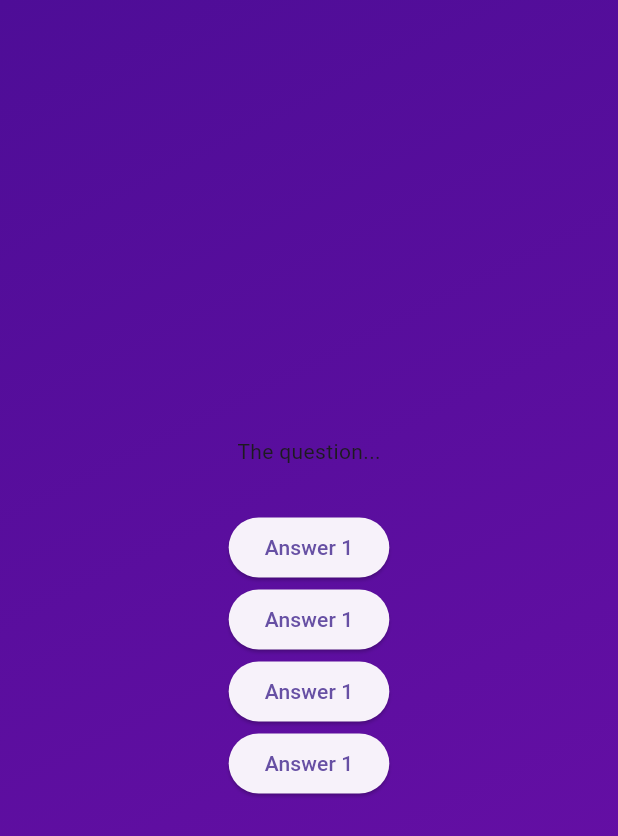
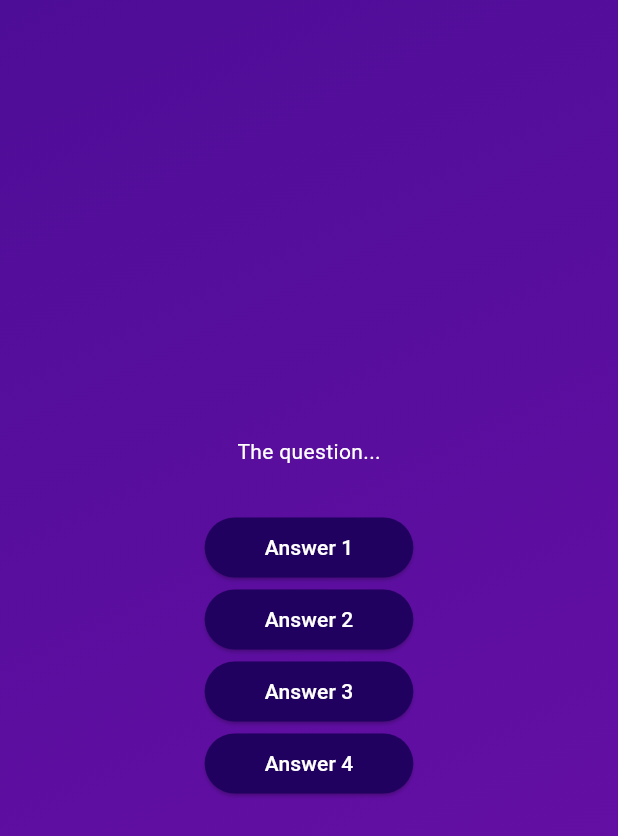
Before and after one commit to mohdshahzil/quiz_app, a Flutter app: the screen it shows after launch, after a tap on "Start Quiz", on a phone screen of 412 x 824 dp. Shown: the top 836 px of the screen. Run offline on Flutter 3.47's test engine with Material 3 defaults, Android fonts, the phone set to English and light mode, and no system bars.

Commit message:
reusable custom styled button

```diff
--- /dev/null
+++ b/lib/answer_button.dart
@@ -0,0 +1,25 @@
+import 'package:flutter/material.dart';
+
+class AnswerButton extends StatelessWidget {
+  const AnswerButton({
+    super.key,
+    required this.answerText,
+    required this.onTap,
+  });
+  final String answerText;
+  final void Function() onTap;
+  @override
+  Widget build(BuildContext context) {
+    return ElevatedButton(
+      onPressed: onTap,
+      style: ElevatedButton.styleFrom(
+        padding: const EdgeInsets.symmetric(horizontal: 40, vertical: 10),
+          backgroundColor: const Color.fromARGB(255, 33, 1, 95),
+          foregroundColor: Colors.white,
+          shape: RoundedRectangleBorder(
+            borderRadius: BorderRadius.circular(40),
+          )),
+      child: Text(answerText),
+    );
+  }
+}
--- a/lib/questions_screen.dart
+++ b/lib/questions_screen.dart
@@ -1,4 +1,5 @@
 import 'package:flutter/material.dart';
+import 'package:quiz_app/answer_button.dart';
 
 class QuestionsScreen extends StatefulWidget {
   const QuestionsScreen({super.key});
@@ -16,23 +17,26 @@ class _QuestionsScreenState extends State<QuestionsScreen> {
       child: Column(
         mainAxisAlignment: MainAxisAlignment.center,
         children: [
-          const Text('The question...'),
+          const Text(
+            'The question...',
+            style: TextStyle(color: Colors.white),
+          ),
           const SizedBox(height: 30),
-          ElevatedButton(
-            onPressed: () {},
-            child: Text('Answer 1'),
+          AnswerButton(
+            answerText: 'Answer 1',
+            onTap: () {},
           ),
-          ElevatedButton(
-            onPressed: () {},
-            child: Text('Answer 1'),
+          AnswerButton(
+            answerText: 'Answer 2',
+            onTap: () {},
           ),
-          ElevatedButton(
-            onPressed: () {},
-            child: Text('Answer 1'),
+          AnswerButton(
+            answerText: 'Answer 3',
+            onTap: () {},
           ),
-          ElevatedButton(
-            onPressed: () {},
-            child: Text('Answer 1'),
+          AnswerButton(
+            answerText: 'Answer 4',
+            onTap: () {},
           ),
         ],
       ),
```
